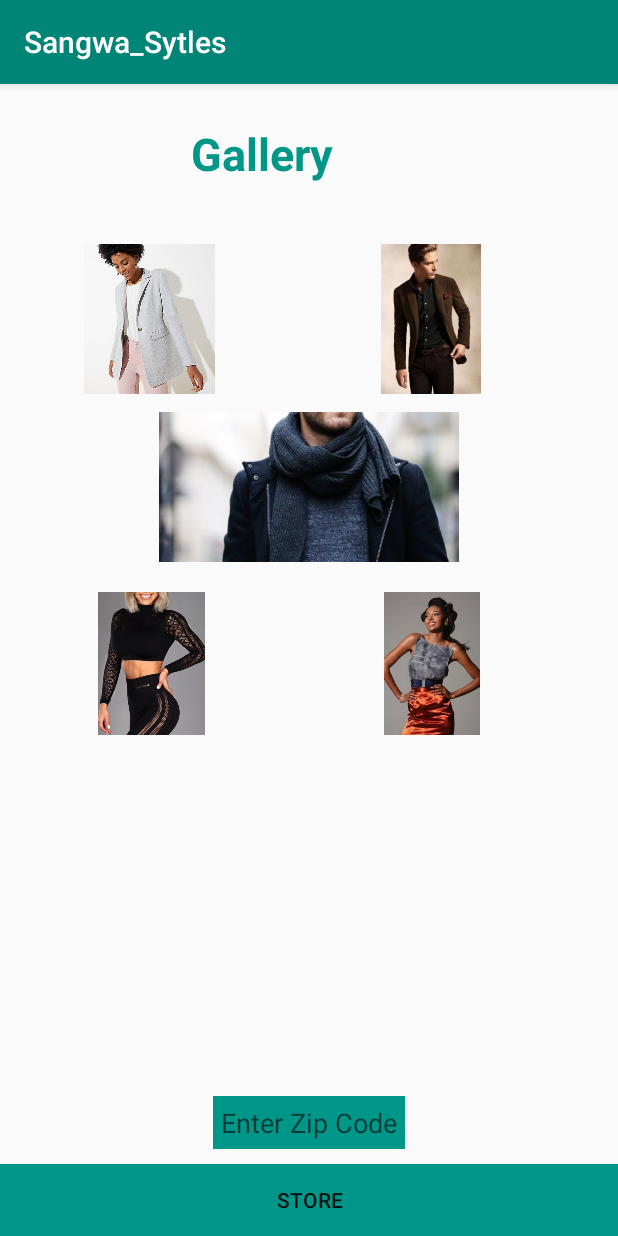
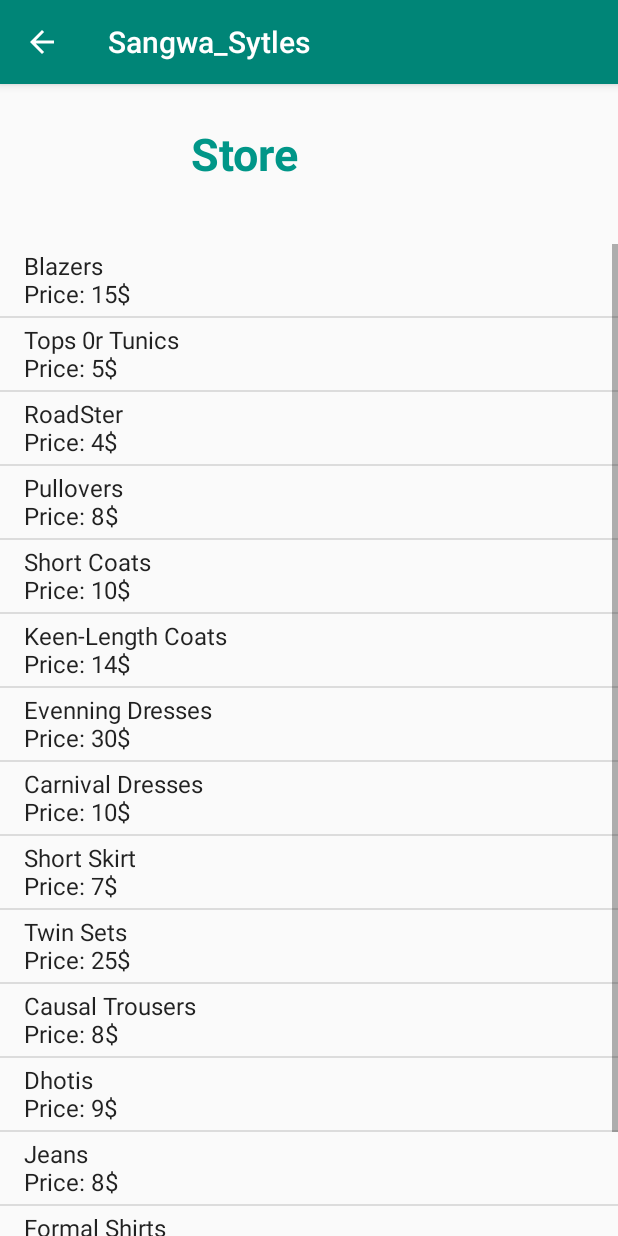
Before and after one commit to Sangwa-C/Sangwa_Sytles, an Android app: the screen it shows after launch (ImagesActivity before the commit, ClothesActivity after it), after a tap on "STORE", on a phone screen of 412 x 824 dp. Run offline under Robolectric (Android 15) with nearby library versions, the phone set to English and light mode, and no system bars; our stand-ins replace ButterKnife; Roboto replaces fonts that are not available here.

Commit message:
edited the activity_clothes.xml and corresponding classes

```diff
--- a/app/build.gradle
+++ b/app/build.gradle
@@ -1,8 +1,18 @@
 apply plugin: 'com.android.application'
 
 android {
+
+
+    compileOptions {
+        incremental true
+        sourceCompatibility JavaVersion.VERSION_1_8
+        targetCompatibility JavaVersion.VERSION_1_8
+    }
+
+
     compileSdkVersion 29
     buildToolsVersion "29.0.2"
+
     defaultConfig {
         applicationId "com.chel.sangwa_sytles"
         minSdkVersion 14
@@ -21,9 +31,12 @@ android {
 
 dependencies {
     implementation fileTree(dir: 'libs', include: ['*.jar'])
-    implementation 'androidx.appcompat:appcompat:1.1.0'
+    implementation 'androidx.appcompat:appcompat:1.0.2'
     implementation 'androidx.constraintlayout:constraintlayout:1.1.3'
     testImplementation 'junit:junit:4.12'
+    androidTestImplementation 'androidx.test:rules:1.1.0'
     androidTestImplementation 'androidx.test:runner:1.2.0'
     androidTestImplementation 'androidx.test.espresso:espresso-core:3.2.0'
+    implementation 'com.jakewharton:butterknife:10.2.0'
+    annotationProcessor 'com.jakewharton:butterknife-compiler:10.2.0'
 }
--- a/app/src/main/AndroidManifest.xml
+++ b/app/src/main/AndroidManifest.xml
@@ -4,11 +4,20 @@
 
     <application
         android:allowBackup="true"
-        android:icon="@mipmap/ic_launcher"
+        android:icon="@mipmap/ikote"
         android:label="@string/app_name"
         android:roundIcon="@mipmap/ic_launcher_round"
         android:supportsRtl="true"
         android:theme="@style/AppTheme">
+
+
+        <activity android:name=".ClothesActivity">
+        <meta-data
+            android:name="android.support.PARENT_ACTIVITY"
+            android:value="com.chel.sangwa_sytles.ClothesActivity">
+        </meta-data>
+    </activity>
+
         <activity android:name=".MainActivity">
             <intent-filter>
                 <action android:name="android.intent.action.MAIN" />
@@ -25,6 +34,8 @@
             </intent-filter>
         </activity>
 
+
+
         <meta-data
             android:name="preloaded_fonts"
             android:resource="@array/preloaded_fonts" />
--- /dev/null
+++ b/app/src/main/java/com/chel/sangwa_sytles/ClothesActivity.java
@@ -0,0 +1,59 @@
+package com.chel.sangwa_sytles;
+
+import android.content.Intent;
+import android.os.Bundle;
+import android.view.View;
+import android.widget.Button;
+import android.widget.EditText;
+import android.widget.ListView;
+import android.widget.TextView;
+import android.widget.AdapterView;
+import android.widget.Toast;
+
+import androidx.appcompat.app.AppCompatActivity;
+
+import butterknife.BindView;
+import butterknife.ButterKnife;
+
+public class ClothesActivity extends AppCompatActivity {
+    @BindView(R.id.clothesTextView) TextView mClothesTextView;
+    @BindView(R.id.clothList) ListView mClothList;
+
+
+
+    private String[] clothes = new String[] {"Blazers", "Tops 0r Tunics",
+            "RoadSter", "Pullovers", "Short Coats", "Keen-Length Coats",
+            "Evenning Dresses", "Carnival Dresses", "Short Skirt", "Twin Sets",
+            "Causal Trousers", "Dhotis", "Jeans",
+            "Formal Shirts", "Summer Wear"};
+
+    private String[] prices = new String[] {"15$", "5$", "4$",
+            "8$", "10$", "14$", "30$", "10$", "7$",
+            "25$", "8$", "9$", "8$", "20$", "9$"};
+
+
+
+    @Override
+    protected void onCreate(Bundle savedInstanceState) {
+        super.onCreate(savedInstanceState);
+        setContentView(R.layout.activity_clothes);
+
+        ButterKnife.bind(this);
+
+
+
+        sangwa_stylesArrayAdapter cece = new sangwa_stylesArrayAdapter(this, android.R.layout.simple_list_item_1, clothes, prices);
+
+        mClothList.setAdapter(cece);
+        mClothList.setOnItemClickListener(new AdapterView.OnItemClickListener(){
+            @Override
+            public void onItemClick(AdapterView<?> adapterView, View view, int i, long l){
+                String clothes = ((TextView)view).getText().toString();
+                Toast.makeText(ClothesActivity.this, clothes, Toast.LENGTH_LONG).show();
+            }
+        });
+
+    }
+
+
+}
--- a/app/src/main/java/com/chel/sangwa_sytles/ImagesActivity.java
+++ b/app/src/main/java/com/chel/sangwa_sytles/ImagesActivity.java
@@ -1,15 +1,19 @@
 package com.chel.sangwa_sytles;
 
+import android.annotation.SuppressLint;
 import android.content.Intent;
 import android.os.Bundle;
 import android.view.View;
 import android.widget.Button;
+import android.widget.EditText;
 import android.widget.Toast;
 
 import androidx.appcompat.app.AppCompatActivity;
 
 public class ImagesActivity extends AppCompatActivity  {
     private Button mListedButton;
+    private EditText mClothesTextView;
+    @SuppressLint("WrongViewCast")
     @Override
     protected void onCreate(Bundle savedInstanceState) {
 
@@ -17,15 +21,22 @@ public class ImagesActivity extends AppCompatActivity  {
         setContentView(R.layout.activity_images);
 
         mListedButton = (Button) findViewById(R.id.listedButton);
+        mClothesTextView=(EditText) findViewById(R.id.clotheWanted);
+        Intent cheHome = getIntent();
+        String clothType = cheHome.getStringExtra("clothType");
         mListedButton.setOnClickListener ( new View.OnClickListener(){
             @Override
             public void onClick(View V){
-                Intent cheHome= getIntent();
 
-                 Toast.makeText(ImagesActivity.this, "Sangwa", Toast.LENGTH_SHORT).show();
+                Intent cheHome = new Intent(ImagesActivity.this, ClothesActivity.class);
+
+                startActivity(cheHome);
 
             }
         });
+        mClothesTextView.setText(" user input" + clothType);
     }
 
 }
+
+// Toast.makeText(ImagesActivity.this, "Sangwa", Toast.LENGTH_SHORT).show();
--- /dev/null
+++ b/app/src/main/java/com/chel/sangwa_sytles/sangwa_stylesArrayAdapter.java
@@ -0,0 +1,28 @@
+package com.chel.sangwa_sytles;
+
+import android.content.Context;
+import android.widget.ArrayAdapter;
+
+class sangwa_stylesArrayAdapter extends ArrayAdapter {
+    private Context mContext;
+    private String[] mClothes;
+    private String[] mPrices;
+
+    public sangwa_stylesArrayAdapter(Context context, int resource , String[] mClothes, String[] mPrices) {
+        super(context, resource);
+        this.mContext = mContext;
+        this.mClothes = mClothes;
+        this.mPrices = mPrices;
+    }
+    @Override
+    public Object getItem(int position) {
+        String clothes = mClothes[position];
+        String prices = mPrices[position];
+        return String.format("%s \nPrice: %s", clothes, prices);
+    }
+
+    @Override
+    public int getCount() {
+        return mClothes.length;
+    }
+}
--- /dev/null
+++ b/app/src/main/res/layout/activity_clothes.xml
@@ -0,0 +1,39 @@
+<?xml version="1.0" encoding="utf-8"?>
+<RelativeLayout xmlns:android="http://schemas.android.com/apk/res/android"
+    xmlns:app="http://schemas.android.com/apk/res-auto"
+    xmlns:tools="http://schemas.android.com/tools"
+    android:layout_width="match_parent"
+    android:layout_height="match_parent"
+    tools:context=".ClothesActivity">
+
+    <TextView
+        android:id="@+id/clothesTextView"
+        android:layout_width="148dp"
+        android:layout_height="wrap_content"
+        android:layout_alignParentStart="true"
+        android:layout_alignParentLeft="true"
+        android:layout_alignParentTop="true"
+        android:layout_alignParentEnd="true"
+        android:layout_alignParentRight="true"
+        android:layout_marginStart="127dp"
+        android:layout_marginLeft="127dp"
+        android:layout_marginTop="26dp"
+        android:layout_marginEnd="136dp"
+        android:layout_marginRight="136dp"
+        android:layout_marginBottom="40dp"
+        android:layout_weight="1"
+        android:text="Store"
+        android:textColor="@color/colorAccent"
+        android:textSize="30dp"
+        android:textStyle="bold"
+        />
+
+    <ListView
+        android:layout_width="match_parent"
+        android:layout_height="wrap_content"
+        android:id="@+id/clothList"
+        android:layout_below="@+id/clothesTextView"
+        android:layout_alignParentRight="true"
+        android:layout_alignParentEnd="true" />
+
+</RelativeLayout>
--- a/app/src/main/res/layout/activity_images.xml
+++ b/app/src/main/res/layout/activity_images.xml
@@ -103,12 +103,12 @@
     <EditText
         android:layout_width="wrap_content"
         android:layout_height="wrap_content"
-        android:id="@+id/locationEditText"
+        android:id="@+id/clotheWanted"
         android:background="@color/colorAccent"
         android:layout_above="@+id/listedButton"
         android:layout_marginBottom="10dp"
-        android:padding="5dp"
-        android:hint="Enter Zip Code"
+        android:padding="10dp"
+        android:hint="Types of Cloth"
         android:layout_centerHorizontal="true" />
 
 
--- a/app/src/main/res/mipmap-anydpi-v26/ic_launcher.xml
+++ b/app/src/main/res/mipmap-anydpi-v26/ic_launcher.xml
@@ -1,5 +1,5 @@
 <?xml version="1.0" encoding="utf-8"?>
 <adaptive-icon xmlns:android="http://schemas.android.com/apk/res/android">
-    <background android:drawable="@drawable/ic_launcher_background" />
-    <foreground android:drawable="@drawable/ic_launcher_foreground" />
+    <background android:drawable="@drawable/ikote" />
+    <foreground android:drawable="@drawable/ikote" />
 </adaptive-icon>
```
Also changed, not shown: app/src/main/res/mipmap-mdpi/ikote.jpeg (added).
